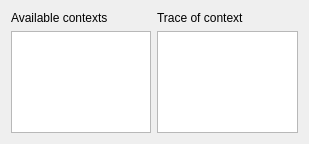
Above: TraceViewerPlugin/src/form.ui from szabta89/Franca-DLT before the change. Below: the same form after it.
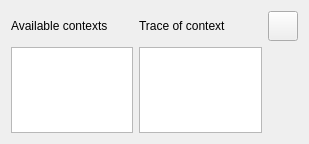
That is the form after the change. Icons and pictures are not drawn.

Commit message: added auto scroll support for the plugin

```diff
--- a/TraceViewerPlugin/src/form.ui
+++ b/TraceViewerPlugin/src/form.ui
@@ -14,14 +14,13 @@
    <string>Form</string>
   </property>
   <layout class="QGridLayout" name="gridLayout">
-   <item row="0" column="0">
-    <widget class="QLabel" name="connectionListLabel">
-     <property name="text">
-      <string>Available contexts</string>
-     </property>
-    </widget>
+   <item row="2" column="1">
+    <widget class="QTableView" name="selectedConnectionTraceTable"/>
    </item>
-   <item row="0" column="1">
+   <item row="2" column="0">
+    <widget class="QTableView" name="connectionListTable"/>
+   </item>
+   <item row="1" column="1">
     <widget class="QLabel" name="selectedConnectionTraceLabel">
      <property name="text">
       <string>Trace of context</string>
@@ -29,10 +28,43 @@
     </widget>
    </item>
    <item row="1" column="0">
-    <widget class="QTableView" name="connectionListTable"/>
+    <widget class="QLabel" name="connectionListLabel">
+     <property name="text">
+      <string>Available contexts</string>
+     </property>
+    </widget>
    </item>
-   <item row="1" column="1">
-    <widget class="QTableView" name="selectedConnectionTraceTable"/>
+   <item row="1" column="2">
+    <widget class="QPushButton" name="autoScrollButton">
+     <property name="sizePolicy">
+      <sizepolicy hsizetype="Preferred" vsizetype="Preferred">
+       <horstretch>0</horstretch>
+       <verstretch>0</verstretch>
+      </sizepolicy>
+     </property>
+     <property name="minimumSize">
+      <size>
+       <width>30</width>
+       <height>30</height>
+      </size>
+     </property>
+     <property name="baseSize">
+      <size>
+       <width>20</width>
+       <height>20</height>
+      </size>
+     </property>
+     <property name="text">
+      <string/>
+     </property>
+     <property name="icon">
+      <iconset resource="../resources.qrc">
+       <normaloff>:/icons/icons/go-bottom.png</normaloff>:/icons/icons/go-bottom.png</iconset>
+     </property>
+     <property name="checkable">
+      <bool>true</bool>
+     </property>
+    </widget>
    </item>
   </layout>
  </widget>
```
Left out of the diff: 4 changed lines with no effect on the pictures. The commit also changes 4 other files.
